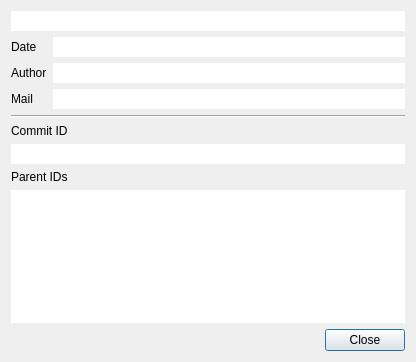
First picture: the form in src/CommitPropertyDialog.ui, repository soramimi/Guitar, before the edit.
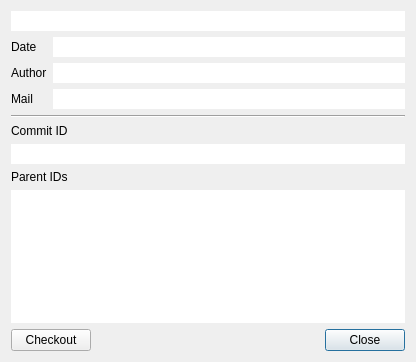
Second picture: the form after the edit. Custom widgets are drawn as their Qt base class.

Patch:
```diff
--- a/src/CommitPropertyDialog.ui
+++ b/src/CommitPropertyDialog.ui
@@ -131,6 +131,13 @@
    </item>
    <item>
     <layout class="QHBoxLayout" name="horizontalLayout">
+     <item>
+      <widget class="QPushButton" name="pushButton_checkout">
+       <property name="text">
+        <string>Checkout</string>
+       </property>
+      </widget>
+     </item>
      <item>
       <spacer name="horizontalSpacer">
        <property name="orientation">
```
Left out of the diff: 25 changed lines with no effect on the pictures.
